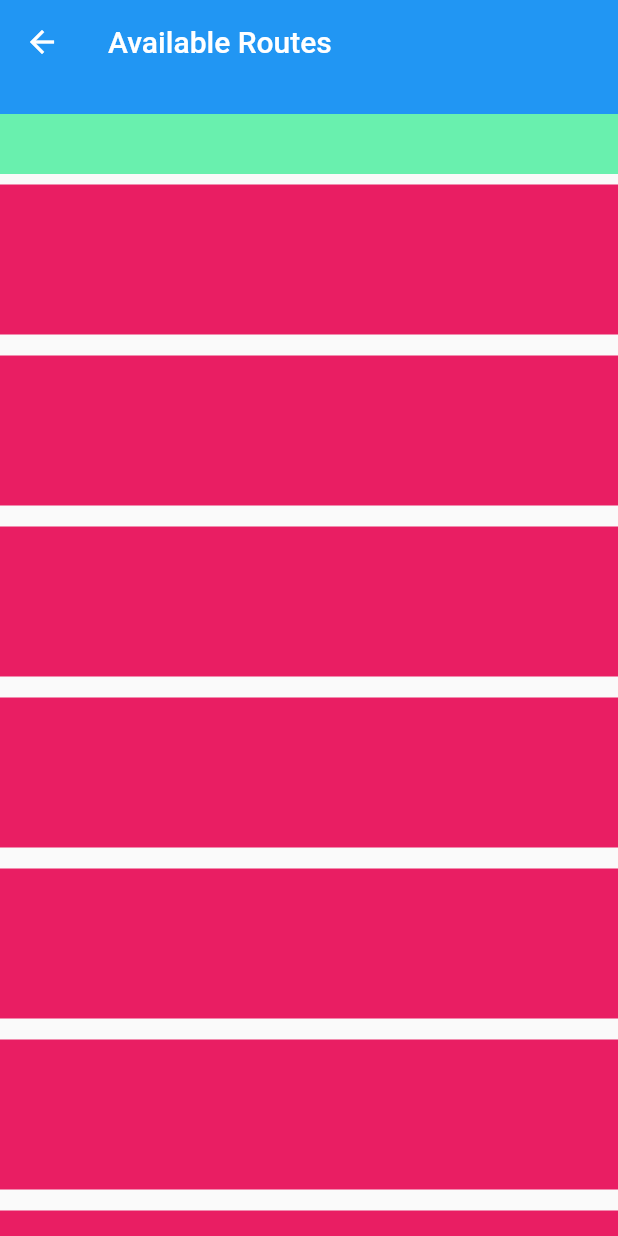
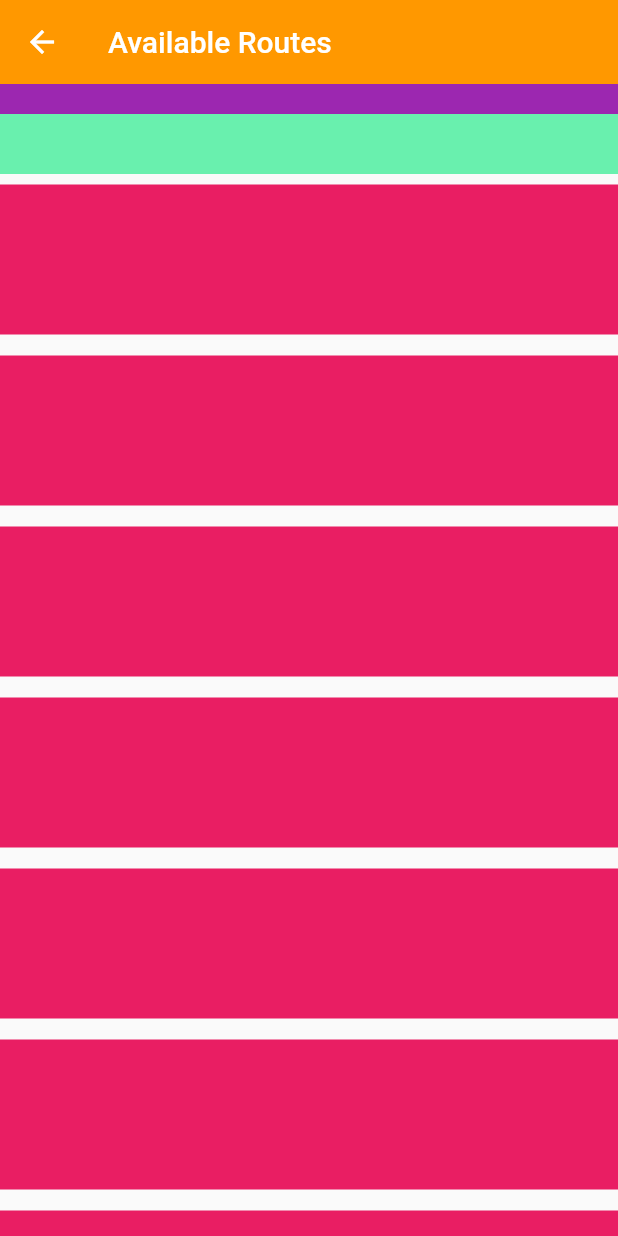
Before and after one commit to CoderNamedHendrick/scrollviews, a Flutter app: the screen it shows after launch, after a tap on "Press", on a phone screen of 412 x 824 dp. Run offline on Flutter 3.47's test engine with Material 2 defaults, Android fonts, the phone set to English and light mode, and no system bars.

Commit message:
sliver searchbar

```diff
--- a/lib/next_screen.dart
+++ b/lib/next_screen.dart
@@ -36,6 +36,7 @@ class _NextScreenState extends State<NextScreen> {
         floatHeaderSlivers: true,
         headerSliverBuilder: (context, value) => [
           const SliverAppBar(
+            backgroundColor: Colors.orange,
             title: Text('Available Routes'),
           ),
           SliverPersistentHeader(
@@ -65,7 +66,7 @@ class SearchBarDelegate extends SliverPersistentHeaderDelegate {
   Widget build(
       BuildContext context, double shrinkOffset, bool overlapsContent) {
     return Container(
-      color: Colors.blue,
+      color: Colors.purple,
       height: expandedHeight,
       alignment: Alignment.bottomCenter,
       // The search bar
```
